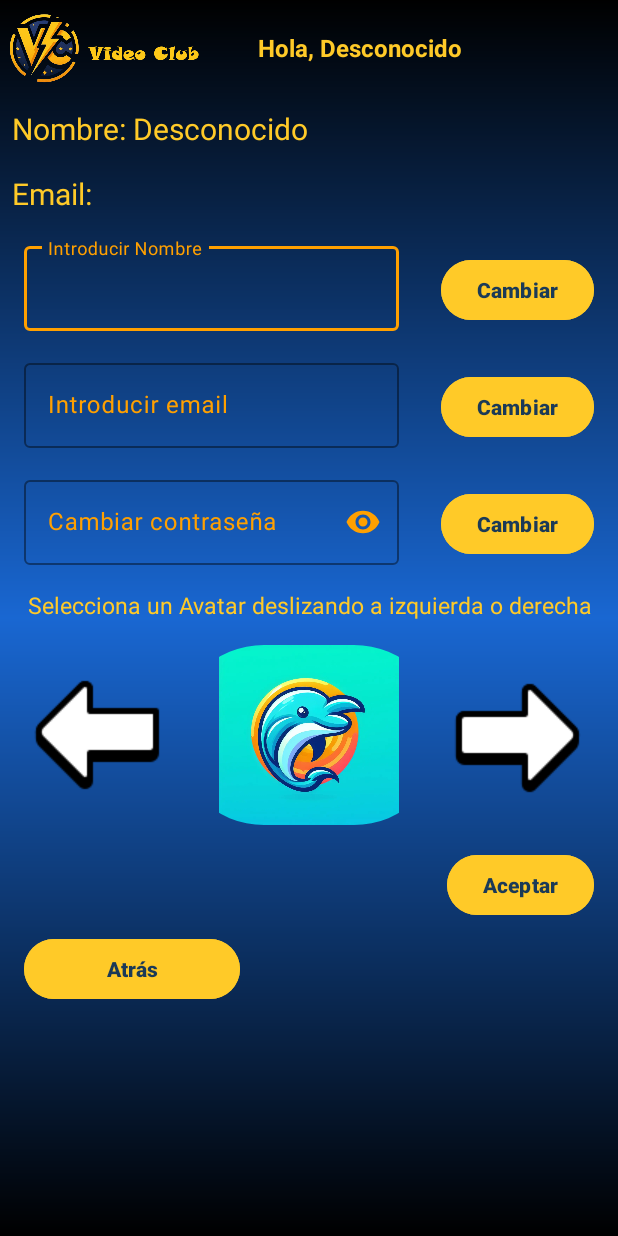
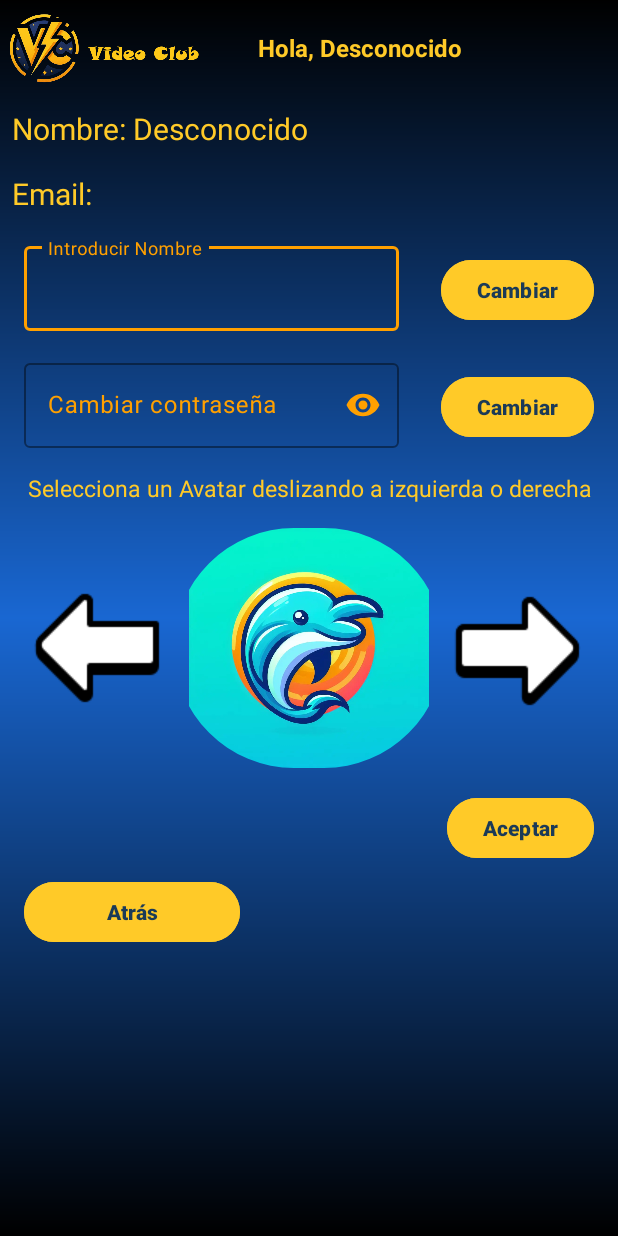
Before and after one commit to MrSixtorz/VideoClub, an Android app: the Usuario screen opened directly, with no data from a screen before it, on a phone screen of 412 x 824 dp. Run offline under Robolectric (Android 15) with nearby library versions, the phone set to English and light mode, and no system bars; our stand-ins replace Firebase (no records; nobody signed in at launch, a user with empty details on screens opened directly); 1 statement that could not run was skipped.

Commit message:
Deshabilito cambio email

```diff
--- a/app/src/main/java/com/example/videoclub/Usuario.kt
+++ b/app/src/main/java/com/example/videoclub/Usuario.kt
@@ -140,6 +140,8 @@
         }
         binding.Aceptar.setOnClickListener {
             usuariosRef.child("avatar").setValue(imageNombre)
+            val intent = Intent (this,Usuario::class.java)
+            startActivity(intent)
         }
         binding.Atras.setOnClickListener {
             val intent = Intent(this,Welcome::class.java)
--- a/app/src/main/res/layout/activity_usuario.xml
+++ b/app/src/main/res/layout/activity_usuario.xml
@@ -121,57 +121,10 @@
         android:textStyle="bold" />
 
     <com.google.android.material.textfield.TextInputLayout
-        android:id="@+id/campoEmail"
-        android:layout_width="300dp"
-        android:layout_height="wrap_content"
-        android:layout_alignWithParentIfMissing="false"
-        android:layout_below="@id/campoNombre"
-        android:layout_alignStart="@id/campoNombre"
-        android:layout_alignEnd="@id/campoNombre"
-        android:layout_alignParentStart="false"
-        android:layout_alignParentEnd="false"
-        android:layout_marginTop="16dp"
-        android:ems="10"
-        android:hint="@string/introducir_email"
-        android:inputType="textEmailAddress"
-        android:minHeight="48dp"
-        android:textColor="@color/amarillo"
-        android:textColorHint="@color/ambar"
-        app:errorTextColor="@color/white"
-        app:boxStrokeErrorColor="@color/white"
-        app:boxStrokeColor="@color/ambar"
-        app:hintTextColor="@color/ambar"
-        tools:ignore="Autofill,TextFields">
-
-        <com.google.android.material.textfield.TextInputEditText
-            android:id="@+id/campoEm"
-            android:layout_width="match_parent"
-            android:layout_height="wrap_content"
-            android:textColor="@color/amarillo" />
-    </com.google.android.material.textfield.TextInputLayout>
-
-    <Button
-        android:id="@+id/cambiarEmail"
-        android:layout_width="wrap_content"
-        android:layout_height="48dp"
-        android:layout_below="@id/campoEmail"
-        android:layout_alignParentEnd="true"
-        android:layout_alignEnd="@id/campoNombre"
-        android:layout_marginTop="8dp"
-        android:layout_marginEnd="16dp"
-        android:layout_alignBaseline="@id/campoEmail"
-        android:backgroundTint="@color/amarillo"
-        android:contentDescription="@string/cancelar"
-        android:scaleType="centerInside"
-        android:text="Cambiar"
-        android:textColor="@color/azulmarino"
-        android:textStyle="bold" />
-
-    <com.google.android.material.textfield.TextInputLayout
         android:id="@+id/campoPass"
         android:layout_width="300dp"
         android:layout_height="wrap_content"
-        android:layout_below="@id/campoEmail"
+        android:layout_below="@id/campoNombre"
         android:layout_alignStart="@id/campoNombre"
         android:layout_alignEnd="@id/campoNombre"
         android:layout_marginTop="16dp"
@@ -200,7 +153,7 @@
         android:id="@+id/cambiarPass"
         android:layout_width="wrap_content"
         android:layout_height="48dp"
-        android:layout_below="@id/campoEmail"
+        android:layout_below="@id/campoNombre"
         android:layout_alignParentEnd="true"
         android:layout_alignEnd="@id/campoNombre"
         android:layout_marginTop="8dp"
@@ -211,7 +164,8 @@
         android:scaleType="centerInside"
         android:text="Cambiar"
         android:textColor="@color/azulmarino"
-        android:textStyle="bold" />
+        android:textStyle="bold"
+        tools:ignore="NotSibling" />
 
     <TextView
         android:id="@+id/selAvatar"
@@ -229,7 +183,7 @@
     <androidx.viewpager2.widget.ViewPager2
         android:id="@+id/viewAvatar"
         android:layout_width="match_parent"
-        android:layout_height="120dp"
+        android:layout_height="160dp"
         android:layout_below="@id/selAvatar"
         android:layout_marginStart="16dp"
         android:layout_marginTop="16dp"
```
